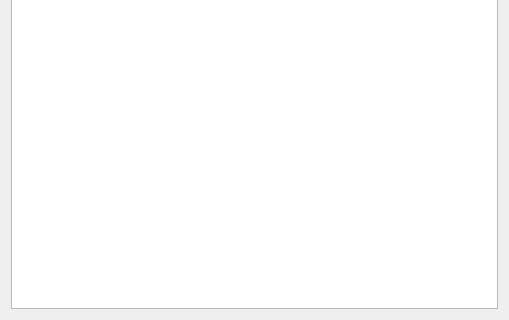
First picture: the form in ui/requestlistoverlay.ui, repository McQueeh95/ChatProject, before the edit; both pictures show x 0 to 509 and y 200 to 520 of the 509 by 520 pixel window.
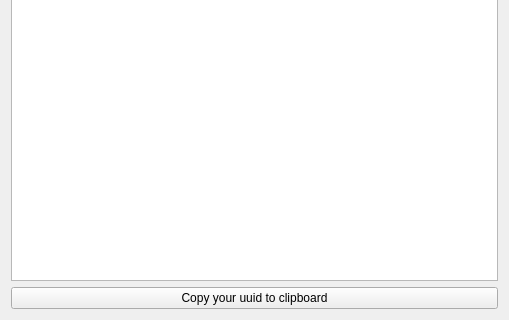
Second picture: the form after the edit.

The edit to the form file:
```diff
--- a/ui/requestlistoverlay.ui
+++ b/ui/requestlistoverlay.ui
@@ -26,6 +26,13 @@
      <item>
       <widget class="QListWidget" name="requestListView"/>
      </item>
+     <item>
+      <widget class="QPushButton" name="getOwnUuidButton">
+       <property name="text">
+        <string>Copy your uuid to clipboard</string>
+       </property>
+      </widget>
+     </item>
     </layout>
    </item>
   </layout>
```
